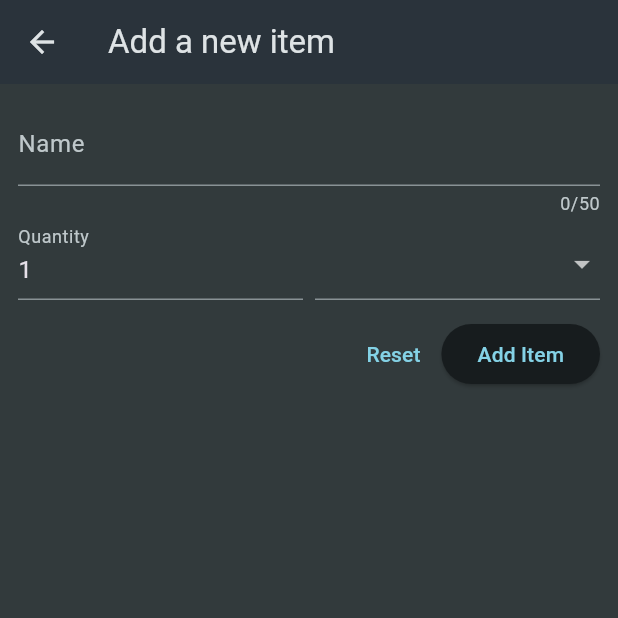
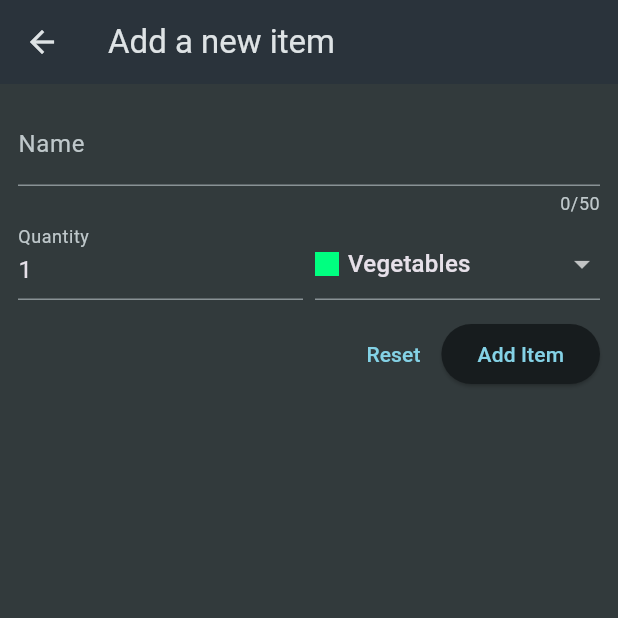
Before and after one commit to vomi-exe/flutter-shoppingListApp, a Flutter app: the screen it shows after launch, after a tap on the "add" icon, on a phone screen of 412 x 824 dp, the top half of it. Run offline on Flutter 3.47's test engine with Material 3 defaults, Android fonts, the light colour scheme and no system bars.

Commit message:
not list can be updated using forms

```diff
--- a/lib/widgets/grocery_list.dart
+++ b/lib/widgets/grocery_list.dart
@@ -1,5 +1,5 @@
 import 'package:flutter/material.dart';
-import 'package:shoppings_app/data/dummy_items.dart';
+import 'package:shoppings_app/models/grocery_item.dart';
 import 'package:shoppings_app/widgets/new_item.dart';
 
 class GroceryList extends StatefulWidget {
@@ -10,14 +10,56 @@ class GroceryList extends StatefulWidget {
 }
 
 class _GroceryListState extends State<GroceryList> {
-  void _addItem() {
-    Navigator.of(context).push(
-      MaterialPageRoute(builder: (ctx) => const NewItem()),
+  final List<GroceryItem> _groceryItems = [];
+
+  void _addItem() async {
+    final newItem = await Navigator.of(context).push<GroceryItem>(
+      MaterialPageRoute(
+        builder: (ctx) => const NewItem(),
+      ),
     );
+    if (newItem == null) return;
+
+    setState(() {
+      _groceryItems.add(newItem);
+    });
+  }
+
+  _removeItem(GroceryItem item) {
+    setState(() {
+      _groceryItems.remove(item);
+    });
   }
 
   @override
   Widget build(BuildContext context) {
+    Widget content = const Center(
+      child: Text("You current have no Item Added"),
+    );
+
+    if (_groceryItems.isNotEmpty) {
+      content = ListView.builder(
+        itemCount: _groceryItems.length,
+        itemBuilder: (ctx, index) => Dismissible(
+          onDismissed: (direction) {
+            _removeItem(_groceryItems[index]);
+          },
+          key: ValueKey(_groceryItems[index].id),
+          child: ListTile(
+            title: Text(_groceryItems[index].name),
+            leading: Container(
+              width: 24,
+              height: 24,
+              color: _groceryItems[index].category.color,
+            ),
+            trailing: Text(
+              _groceryItems[index].quantity.toString(),
+            ),
+          ),
+        ),
+      );
+    }
+
     return Scaffold(
       appBar: AppBar(
         title: const Text('Your Grocerys'),
@@ -28,20 +70,7 @@ class _GroceryListState extends State<GroceryList> {
           )
         ],
       ),
-      body: ListView.builder(
-        itemCount: groceryItems.length,
-        itemBuilder: (ctx, index) => ListTile(
-          title: Text(groceryItems[index].name),
-          leading: Container(
-            width: 24,
-            height: 24,
-            color: groceryItems[index].category.color,
-          ),
-          trailing: Text(
-            groceryItems[index].quantity.toString(),
-          ),
-        ),
-      ),
+      body: content,
     );
   }
 }
--- a/lib/widgets/new_item.dart
+++ b/lib/widgets/new_item.dart
@@ -1,5 +1,7 @@
 import 'package:flutter/material.dart';
 import 'package:shoppings_app/data/categories.dart';
+import 'package:shoppings_app/models/category.dart';
+import 'package:shoppings_app/models/grocery_item.dart';
 
 class NewItem extends StatefulWidget {
   const NewItem({super.key});
@@ -13,8 +15,21 @@ class NewItem extends StatefulWidget {
 class _NewItemState extends State<NewItem> {
   final _formKey = GlobalKey<FormState>();
 
+  var _enteredName = '';
+  var _enteredQuantity = 1;
+  var _selectedCategory = categories[Categories.vegetables]!;
+
   void _saveItem() {
-    _formKey.currentState!.validate();
+    if (_formKey.currentState!.validate()) {
+      _formKey.currentState!.save();
+      Navigator.of(context).pop(
+        GroceryItem(
+            id: DateTime.now().toString(),
+            name: _enteredName,
+            quantity: _enteredQuantity,
+            category: _selectedCategory),
+      );
+    }
   }
 
   @override
@@ -43,6 +58,9 @@ class _NewItemState extends State<NewItem> {
                   }
                   return null;
                 },
+                onSaved: (value) {
+                  _enteredName = value!;
+                },
               ),
               Row(
                 crossAxisAlignment: CrossAxisAlignment.end,
@@ -63,17 +81,23 @@ class _NewItemState extends State<NewItem> {
                         }
                         return null;
                       },
+                      onSaved: (value) {
+                        _enteredQuantity = int.parse(value!);
+                      },
                     ),
                   ),
                   const SizedBox(
                     width: 8,
                   ),
                   Expanded(
-                    child: DropdownButtonFormField(items: [
+                    child: DropdownButtonFormField(
+                      value: _selectedCategory,
+                      items: [
                         for (final cat in categories.entries)
                           DropdownMenuItem(
                             value: cat.value,
-                            child: Row(children: [
+                            child: Row(
+                              children: [
                                 Container(
                                   width: 16,
                                   height: 16,
@@ -83,8 +107,16 @@ class _NewItemState extends State<NewItem> {
                                   width: 6,
                                 ),
                                 Text(cat.value.title),
-                            ]))
-                    ], onChanged: (value) {}),
+                              ],
+                            ),
+                          ),
+                      ],
+                      onChanged: (value) {
+                        setState(() {
+                          _selectedCategory = value!;
+                        });
+                      },
+                    ),
                   )
                 ],
               ),
```
Lines whose indentation alone changed are shown as unchanged.
